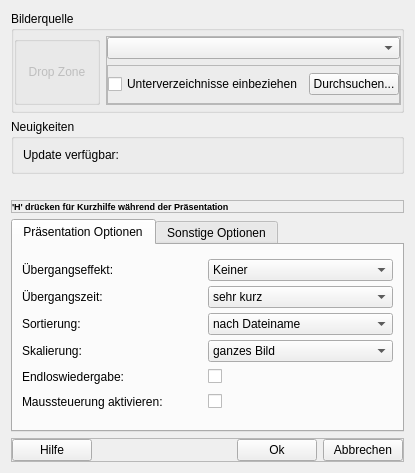
Old version of the form settingsdialog.ui in the repository hel800/picture-show2.
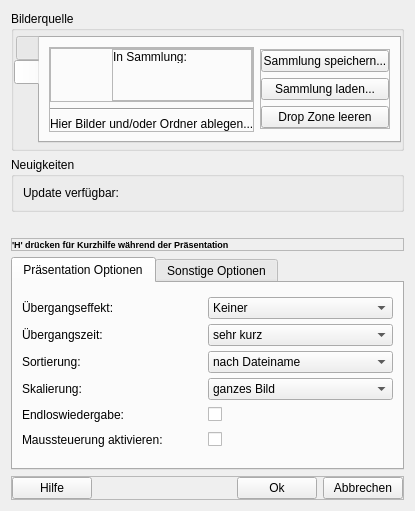
New version of the form. Icons and pictures are not drawn.

Commit message: Started work in improving drag and drop with collections

Diff of the .ui file:
```diff
--- a/settingsdialog.ui
+++ b/settingsdialog.ui
@@ -7,11 +7,11 @@
     <x>0</x>
     <y>0</y>
     <width>415</width>
-    <height>444</height>
+    <height>487</height>
    </rect>
   </property>
   <property name="sizePolicy">
-   <sizepolicy hsizetype="Preferred" vsizetype="Expanding">
+   <sizepolicy hsizetype="Preferred" vsizetype="Preferred">
     <horstretch>0</horstretch>
     <verstretch>0</verstretch>
    </sizepolicy>
@@ -31,6 +31,12 @@
   <layout class="QVBoxLayout" name="verticalLayout_3">
    <item>
     <widget class="QGroupBox" name="groupBox">
+     <property name="maximumSize">
+      <size>
+       <width>16777215</width>
+       <height>140</height>
+      </size>
+     </property>
      <property name="title">
       <string>Bilderquelle</string>
      </property>
@@ -51,75 +57,40 @@
        <number>5</number>
       </property>
       <item>
-       <widget class="QGroupBox" name="groupBox_8">
-        <layout class="QHBoxLayout" name="horizontalLayout_9">
-         <property name="leftMargin">
-          <number>0</number>
-         </property>
-         <property name="topMargin">
-          <number>0</number>
-         </property>
-         <property name="rightMargin">
-          <number>0</number>
-         </property>
-         <property name="bottomMargin">
-          <number>0</number>
-         </property>
-         <item>
-          <widget class="QPushButton" name="pushButton_drop">
-           <property name="enabled">
-            <bool>false</bool>
-           </property>
-           <property name="minimumSize">
-            <size>
-             <width>80</width>
-             <height>60</height>
-            </size>
-           </property>
-           <property name="maximumSize">
-            <size>
-             <width>80</width>
-             <height>60</height>
-            </size>
-           </property>
-           <property name="text">
-            <string>Drop Zone</string>
-           </property>
-           <property name="flat">
+       <widget class="QTabWidget" name="tabWidget_open">
+        <property name="sizePolicy">
+         <sizepolicy hsizetype="Preferred" vsizetype="Preferred">
+          <horstretch>0</horstretch>
+          <verstretch>0</verstretch>
+         </sizepolicy>
+        </property>
+        <property name="tabPosition">
+         <enum>QTabWidget::West</enum>
+        </property>
+        <property name="tabShape">
+         <enum>QTabWidget::Rounded</enum>
+        </property>
+        <property name="currentIndex">
+         <number>1</number>
+        </property>
+        <property name="elideMode">
+         <enum>Qt::ElideNone</enum>
+        </property>
+        <property name="usesScrollButtons">
             <bool>true</bool>
            </property>
-          </widget>
-         </item>
-        </layout>
-       </widget>
-      </item>
-      <item>
-       <widget class="QFrame" name="frame_3">
-        <property name="minimumSize">
-         <size>
-          <width>200</width>
-          <height>0</height>
-         </size>
-        </property>
-        <property name="frameShape">
-         <enum>QFrame::StyledPanel</enum>
-        </property>
-        <property name="frameShadow">
-         <enum>QFrame::Raised</enum>
-        </property>
-        <layout class="QVBoxLayout" name="verticalLayout_5">
-         <property name="leftMargin">
-          <number>0</number>
-         </property>
-         <property name="topMargin">
-          <number>0</number>
-         </property>
-         <property name="rightMargin">
-          <number>0</number>
-         </property>
-         <property name="bottomMargin">
-          <number>0</number>
-         </property>
+        <widget class="QWidget" name="tab_4">
+         <attribute name="icon">
+          <iconset resource="resources.qrc">
+           <normaloff>:/img/folder-16.png</normaloff>:/img/folder-16.png</iconset>
+         </attribute>
+         <attribute name="title">
+          <string/>
+         </attribute>
+         <attribute name="toolTip">
+          <string>Öffne Bilder aus Verzeichnis</string>
+         </attribute>
+         <layout class="QVBoxLayout" name="verticalLayout_6">
          <item>
           <widget class="QComboBox" name="comboBox_directoryPath">
            <property name="sizePolicy">
@@ -168,7 +139,239 @@
            </layout>
           </widget>
          </item>
-        </layout>
+          <item>
+           <spacer name="verticalSpacer_2">
+            <property name="orientation">
+             <enum>Qt::Vertical</enum>
+            </property>
+            <property name="sizeHint" stdset="0">
+             <size>
+              <width>20</width>
+              <height>40</height>
+             </size>
+            </property>
+           </spacer>
+          </item>
+         </layout>
+        </widget>
+        <widget class="QWidget" name="tab_3">
+         <attribute name="icon">
+          <iconset resource="resources.qrc">
+           <normaloff>:/img/Drop-16.png</normaloff>:/img/Drop-16.png</iconset>
+         </attribute>
+         <attribute name="title">
+          <string/>
+         </attribute>
+         <attribute name="toolTip">
+          <string>Öffne Bilder per Drag and Drop</string>
+         </attribute>
+         <layout class="QHBoxLayout" name="horizontalLayout_10">
+          <item>
+           <widget class="QFrame" name="frame_8">
+            <property name="maximumSize">
+             <size>
+              <width>16777215</width>
+              <height>120</height>
+             </size>
+            </property>
+            <property name="frameShape">
+             <enum>QFrame::StyledPanel</enum>
+            </property>
+            <property name="frameShadow">
+             <enum>QFrame::Raised</enum>
+            </property>
+            <layout class="QVBoxLayout" name="verticalLayout_5">
+             <property name="leftMargin">
+              <number>0</number>
+             </property>
+             <property name="topMargin">
+              <number>0</number>
+             </property>
+             <property name="rightMargin">
+              <number>0</number>
+             </property>
+             <property name="bottomMargin">
+              <number>0</number>
+             </property>
+             <item>
+              <widget class="QFrame" name="frame_10">
+               <property name="frameShape">
+                <enum>QFrame::StyledPanel</enum>
+               </property>
+               <property name="frameShadow">
+                <enum>QFrame::Raised</enum>
+               </property>
+               <layout class="QHBoxLayout" name="horizontalLayout_9">
+                <property name="leftMargin">
+                 <number>0</number>
+                </property>
+                <property name="topMargin">
+                 <number>0</number>
+                </property>
+                <property name="rightMargin">
+                 <number>0</number>
+                </property>
+                <property name="bottomMargin">
+                 <number>0</number>
+                </property>
+                <item>
+                 <widget class="QLabel" name="label_folderImage">
+                  <property name="minimumSize">
+                   <size>
+                    <width>55</width>
+                    <height>55</height>
+                   </size>
+                  </property>
+                  <property name="maximumSize">
+                   <size>
+                    <width>55</width>
+                    <height>55</height>
+                   </size>
+                  </property>
+                  <property name="text">
+                   <string/>
+                  </property>
+                  <property name="pixmap">
+                   <pixmap resource="resources.qrc">:/img/pictureFolder-48.png</pixmap>
+                  </property>
+                 </widget>
+                </item>
+                <item>
+                 <widget class="QFrame" name="frame_11">
+                  <property name="frameShape">
+                   <enum>QFrame::StyledPanel</enum>
+                  </property>
+                  <property name="frameShadow">
+                   <enum>QFrame::Raised</enum>
+                  </property>
+                  <layout class="QVBoxLayout" name="verticalLayout">
+                   <property name="leftMargin">
+                    <number>0</number>
+                   </property>
+                   <property name="topMargin">
+                    <number>0</number>
+                   </property>
+                   <property name="rightMargin">
+                    <number>0</number>
+                   </property>
+                   <property name="bottomMargin">
+                    <number>0</number>
+                   </property>
+                   <item>
+                    <widget class="QLabel" name="label_collection">
+                     <property name="text">
+                      <string>In Sammlung: </string>
+                     </property>
+                    </widget>
+                   </item>
+                   <item>
+                    <widget class="QLabel" name="label_foldersDropped">
+                     <property name="text">
+                      <string/>
+                     </property>
+                    </widget>
+                   </item>
+                   <item>
+                    <widget class="QLabel" name="label_imagesDropped">
+                     <property name="text">
+                      <string/>
+                     </property>
+                    </widget>
+                   </item>
+                  </layout>
+                 </widget>
+                </item>
+               </layout>
+              </widget>
+             </item>
+             <item>
+              <widget class="Line" name="line_dropbox">
+               <property name="orientation">
+                <enum>Qt::Horizontal</enum>
+               </property>
+              </widget>
+             </item>
+             <item>
+              <widget class="QLabel" name="label_droppingInstruction">
+               <property name="maximumSize">
+                <size>
+                 <width>16777215</width>
+                 <height>16777215</height>
+                </size>
+               </property>
+               <property name="text">
+                <string>Hier Bilder und/oder Ordner ablegen...</string>
+               </property>
+               <property name="alignment">
+                <set>Qt::AlignBottom|Qt::AlignLeading|Qt::AlignLeft</set>
+               </property>
+               <property name="wordWrap">
+                <bool>false</bool>
+               </property>
+              </widget>
+             </item>
+            </layout>
+           </widget>
+          </item>
+          <item>
+           <widget class="QFrame" name="frame_3">
+            <property name="sizePolicy">
+             <sizepolicy hsizetype="Minimum" vsizetype="Minimum">
+              <horstretch>0</horstretch>
+              <verstretch>0</verstretch>
+             </sizepolicy>
+            </property>
+            <property name="maximumSize">
+             <size>
+              <width>130</width>
+              <height>80</height>
+             </size>
+            </property>
+            <property name="frameShape">
+             <enum>QFrame::StyledPanel</enum>
+            </property>
+            <property name="frameShadow">
+             <enum>QFrame::Raised</enum>
+            </property>
+            <layout class="QVBoxLayout" name="verticalLayout_4">
+             <property name="leftMargin">
+              <number>0</number>
+             </property>
+             <property name="topMargin">
+              <number>0</number>
+             </property>
+             <property name="rightMargin">
+              <number>0</number>
+             </property>
+             <property name="bottomMargin">
+              <number>0</number>
+             </property>
+             <item>
+              <widget class="QPushButton" name="pushButton_saveColl">
+               <property name="text">
+                <string>Sammlung speichern...</string>
+               </property>
+              </widget>
+             </item>
+             <item>
+              <widget class="QPushButton" name="pushButton_loadColl">
+               <property name="text">
+                <string>Sammlung laden...</string>
+               </property>
+              </widget>
+             </item>
+             <item>
+              <widget class="QPushButton" name="pushButton_clearZone">
+               <property name="text">
+                <string>Drop Zone leeren</string>
+               </property>
+              </widget>
+             </item>
+            </layout>
+           </widget>
+          </item>
+         </layout>
+        </widget>
        </widget>
       </item>
      </layout>
```
Lines whose indentation alone changed are shown as unchanged. The commit also changes 10 other files.
